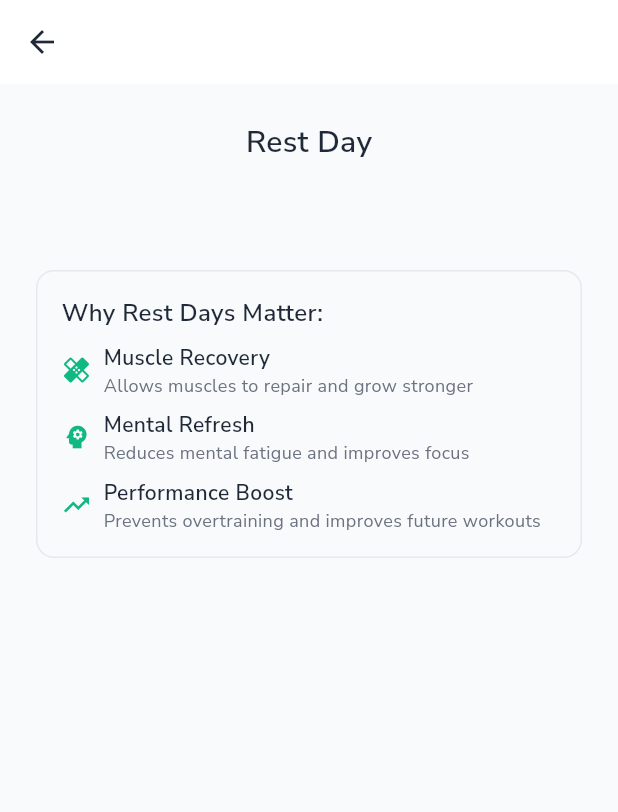
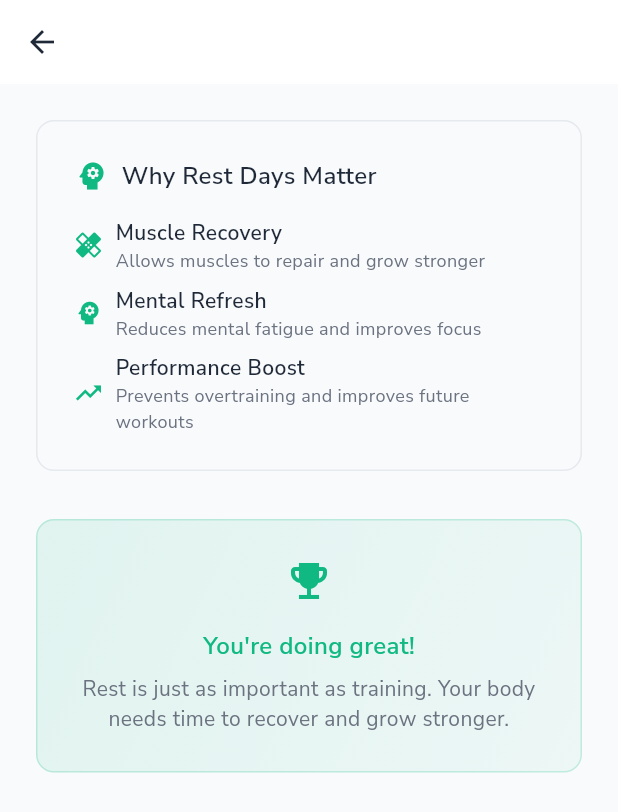
Before and after one commit to mahmoudal99/moctarnutrition, a Flutter app: the WorkoutDetailsScreen screen opened directly with empty values, on a phone screen of 412 x 824 dp. Shown: the top 812 px of the screen. Run offline on Flutter 3.47's test engine with Material 3 defaults, Android fonts, the phone set to English and light mode, and no system bars; our stand-ins replace cached_network_image, cloud_firestore, firebase_auth, firebase_core, firebase_storage, fl_chart and 15 more; missing offline and left inert: flutter_floating_bottom_bar; accounts and stored records are empty; project files that could hold a hidden picture were left out.

Commit message:
Add rest day message

```diff
--- a/lib/features/workouts/presentation/screens/workout_details_screen.dart
+++ b/lib/features/workouts/presentation/screens/workout_details_screen.dart
@@ -39,10 +39,11 @@ class WorkoutDetailsScreen extends StatelessWidget {
           const SizedBox(width: AppConstants.spacingM),
         ],
       ),
-      body: dailyWorkout.isRestDay
+      body: (dailyWorkout.isRestDay || dailyWorkout.workouts.isEmpty)
           ? _buildRestDayContent(context)
           : _buildWorkoutContent(context),
-      floatingActionButton: !dailyWorkout.isRestDay
+      floatingActionButton:
+          (!dailyWorkout.isRestDay && dailyWorkout.workouts.isNotEmpty)
               ? FloatingActionButton.extended(
                   onPressed: () => _navigateToAddWorkout(context),
                   icon: const Icon(Icons.add),
@@ -55,32 +56,14 @@ class WorkoutDetailsScreen extends StatelessWidget {
   }
 
   Widget _buildRestDayContent(BuildContext context) {
-    return Padding(
+    return SingleChildScrollView(
       padding: const EdgeInsets.all(AppConstants.spacingL),
       child: Column(
-        mainAxisAlignment: MainAxisAlignment.start,
+        mainAxisAlignment: MainAxisAlignment.center,
         children: [
-          // Rest day title
-          Text(
-            _getRestDayTitle(),
-            style: AppTextStyles.heading4.copyWith(
-              fontWeight: FontWeight.w600,
-              color: AppConstants.textPrimary,
-            ),
-          ),
-          const SizedBox(height: AppConstants.spacingM),
-          // Rest day message
-          Text(
-            dailyWorkout.restDay ?? 'Time to rest and recover!',
-            style: AppTextStyles.bodyMedium.copyWith(
-              color: AppConstants.textSecondary,
-            ),
-            textAlign: TextAlign.center,
-          ),
-          const SizedBox(height: AppConstants.spacingXL),
           // Benefits of rest
           Container(
-            padding: const EdgeInsets.all(AppConstants.spacingM),
+            padding: const EdgeInsets.all(AppConstants.spacingL),
             decoration: BoxDecoration(
               color: AppConstants.backgroundColor,
               borderRadius: BorderRadius.circular(AppConstants.radiusM),
@@ -91,15 +74,71 @@ class WorkoutDetailsScreen extends StatelessWidget {
             child: Column(
               crossAxisAlignment: CrossAxisAlignment.start,
               children: [
+                Row(
+                  children: [
+                    Icon(
+                      Icons.psychology,
+                      color: AppConstants.primaryColor,
+                      size: 24,
+                    ),
+                    const SizedBox(width: AppConstants.spacingS),
                     Text(
-                  'Why Rest Days Matter:',
-                  style: AppTextStyles.bodyMedium.copyWith(
+                      'Why Rest Days Matter',
+                      style: AppTextStyles.heading5.copyWith(
                         fontWeight: FontWeight.w600,
                         color: AppConstants.textPrimary,
                       ),
                     ),
+                  ],
+                ),
+                const SizedBox(height: AppConstants.spacingM),
+                ..._getRestDayBenefits(),
+              ],
+            ),
+          ),
+          const SizedBox(height: AppConstants.spacingXL),
+
+          // Motivational message
+          Container(
+            padding: const EdgeInsets.all(AppConstants.spacingL),
+            decoration: BoxDecoration(
+              gradient: LinearGradient(
+                colors: [
+                  AppConstants.primaryColor.withOpacity(0.1),
+                  AppConstants.primaryColor.withOpacity(0.05),
+                ],
+                begin: Alignment.topLeft,
+                end: Alignment.bottomRight,
+              ),
+              borderRadius: BorderRadius.circular(AppConstants.radiusM),
+              border: Border.all(
+                color: AppConstants.primaryColor.withOpacity(0.2),
+              ),
+            ),
+            child: Column(
+              children: [
+                Icon(
+                  Icons.emoji_events,
+                  size: 32,
+                  color: AppConstants.primaryColor,
+                ),
+                const SizedBox(height: AppConstants.spacingM),
+                Text(
+                  'You\'re doing great!',
+                  style: AppTextStyles.bodyMedium.copyWith(
+                    fontWeight: FontWeight.w600,
+                    color: AppConstants.primaryColor,
+                  ),
+                ),
                 const SizedBox(height: AppConstants.spacingS),
-                ..._getRestDayBenefits(),
+                Text(
+                  'Rest is just as important as training. Your body needs time to recover and grow stronger.',
+                  style: AppTextStyles.bodySmall.copyWith(
+                    color: AppConstants.textSecondary,
+                    height: 1.4,
+                  ),
+                  textAlign: TextAlign.center,
+                ),
               ],
             ),
           ),
@@ -450,7 +489,8 @@ class _WorkoutCard extends StatelessWidget {
       context: context,
       builder: (context) => AlertDialog(
         title: const Text('Remove Exercise'),
-        content: const Text('Are you sure you want to remove this exercise from your workout?'),
+        content: const Text(
+            'Are you sure you want to remove this exercise from your workout?'),
         actions: [
           TextButton(
             onPressed: () => Navigator.pop(context),
@@ -473,7 +513,8 @@ class _WorkoutCard extends StatelessWidget {
 
   void _confirmRemoveExercise(BuildContext context, String exerciseId) async {
     try {
-      final workoutProvider = Provider.of<WorkoutProvider>(context, listen: false);
+      final workoutProvider =
+          Provider.of<WorkoutProvider>(context, listen: false);
       await workoutProvider.removeExerciseFromWorkout(
         dayName,
         workout.id,
```
Lines whose indentation alone changed are shown as unchanged.
